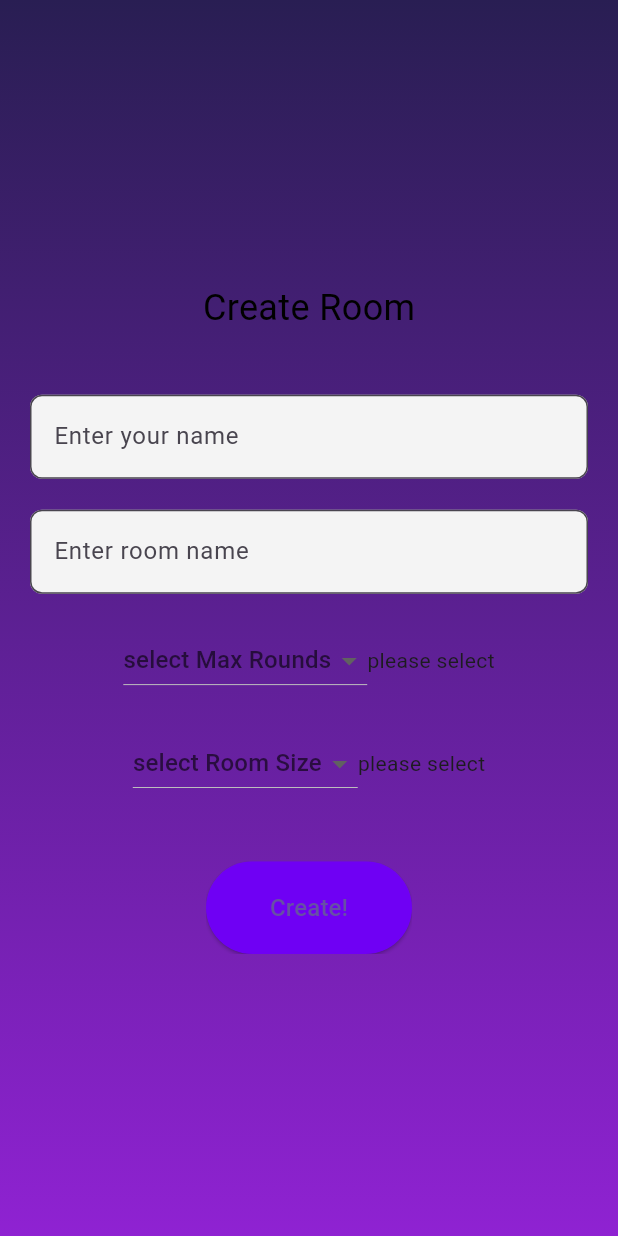
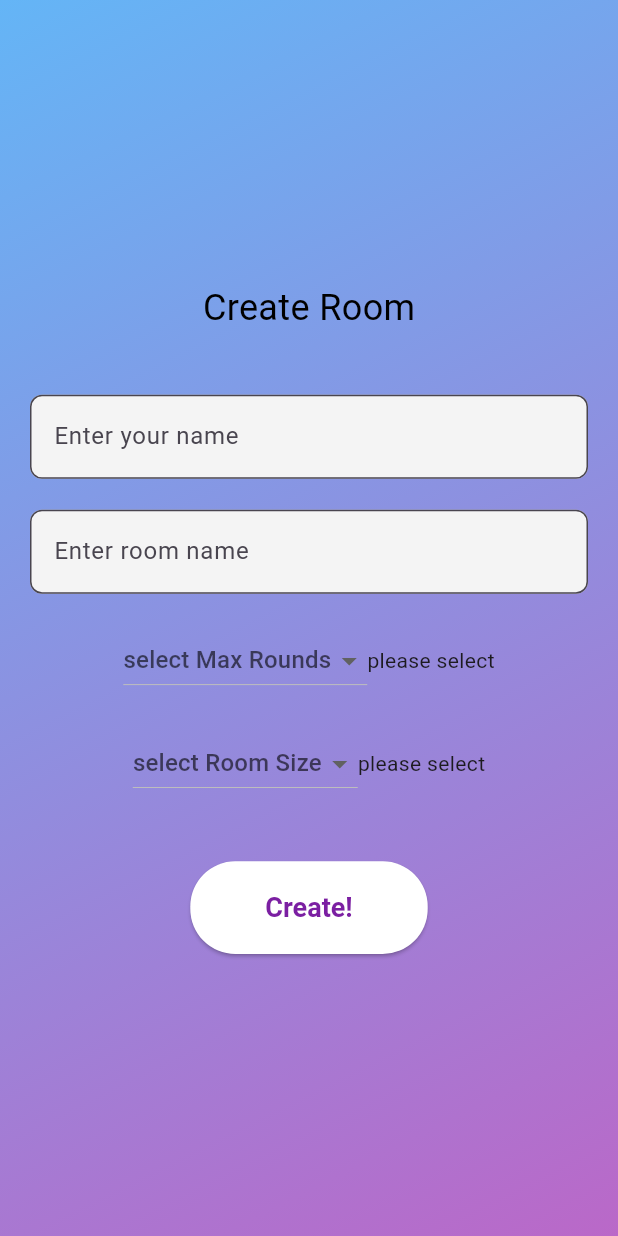
Before and after one commit to AbhinavISM/word-charades, a Flutter app: the CreateRoomScreen screen opened by its route, on a phone screen of 412 x 824 dp. Run offline on Flutter 3.47's test engine with Material 3 defaults, Android fonts, the phone set to English and light mode, and no system bars; our stand-ins replace flutter_colorpicker, flutter_riverpod, freezed_annotation, permission_handler, socket_io_client; missing offline and left inert: agora_rtc_engine; network calls fail.

Commit message:
create room ui updates

```diff
--- a/lib/Screens/create_room_screen.dart
+++ b/lib/Screens/create_room_screen.dart
@@ -16,14 +16,12 @@ class CreateRoomScreen extends ConsumerWidget {
             snapshot.data == false) {
           return Scaffold(
             body: Container(
-              decoration: const BoxDecoration(
+              decoration: BoxDecoration(
                 gradient: LinearGradient(
-                    begin: Alignment.topCenter,
-                    end: Alignment.bottomCenter,
-                    colors: [
-                      Color.fromRGBO(41, 30, 83, 1),
-                      Color.fromRGBO(143, 34, 210, 1)
-                    ]),
+                  begin: Alignment.topLeft,
+                  end: Alignment.bottomRight,
+                  colors: [Colors.blue[300]!, Colors.purple[300]!],
+                ),
               ),
               child: Column(
                 mainAxisAlignment: MainAxisAlignment.center,
@@ -98,27 +96,24 @@ class CreateRoomScreen extends ConsumerWidget {
                     ],
                   ),
                   SizedBox(height: MediaQuery.of(context).size.height * 0.05),
-                  ClipRRect(
-                    borderRadius: const BorderRadius.all(Radius.circular(16)),
-                    child: ElevatedButton(
-                      onPressed: () {
-                        createRoomVM.createRoom();
-                      },
-                      style: ButtonStyle(
-                        minimumSize: MaterialStateProperty.all(
-                          Size(
-                            MediaQuery.of(context).size.width / 3,
-                            MediaQuery.of(context).size.height * 0.075,
-                          ),
-                        ),
-                        backgroundColor: MaterialStateProperty.all(
-                            const Color.fromRGBO(111, 0, 244, 1)),
+                  ElevatedButton(
+                    onPressed: () => createRoomVM.createRoom(),
+                    style: ElevatedButton.styleFrom(
+                      backgroundColor: Colors.white,
+                      foregroundColor: Colors.purple[700],
+                      minimumSize: Size(
+                        MediaQuery.of(context).size.width / 3,
+                        MediaQuery.of(context).size.height * 0.075,
                       ),
-                      child: const Text(
-                        "Create!",
-                        style: TextStyle(fontSize: 16),
+                      padding: const EdgeInsets.symmetric(
+                          horizontal: 50, vertical: 15),
+                      textStyle: const TextStyle(
+                          fontSize: 18, fontWeight: FontWeight.bold),
+                      shape: RoundedRectangleBorder(
+                        borderRadius: BorderRadius.circular(30),
                       ),
                     ),
+                    child: const Text('Create!'),
                   ),
                 ],
               ),
```
